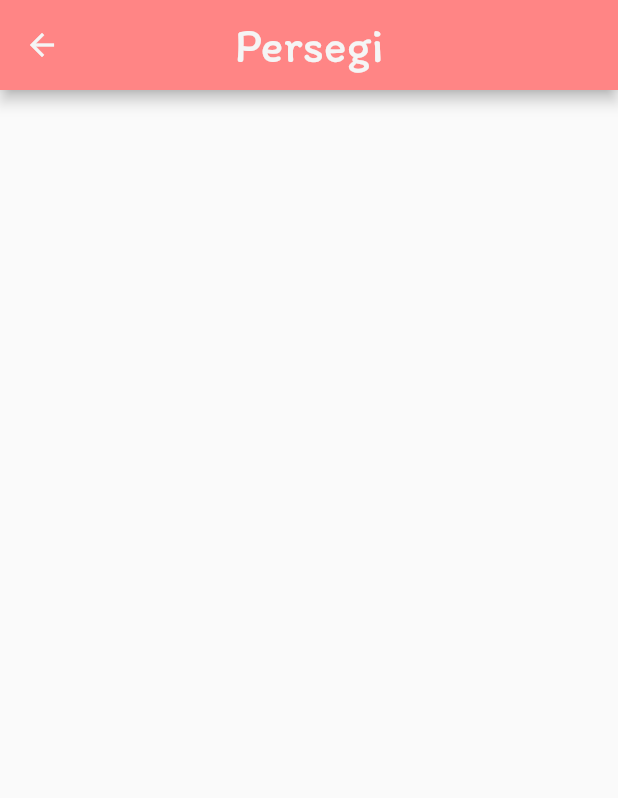
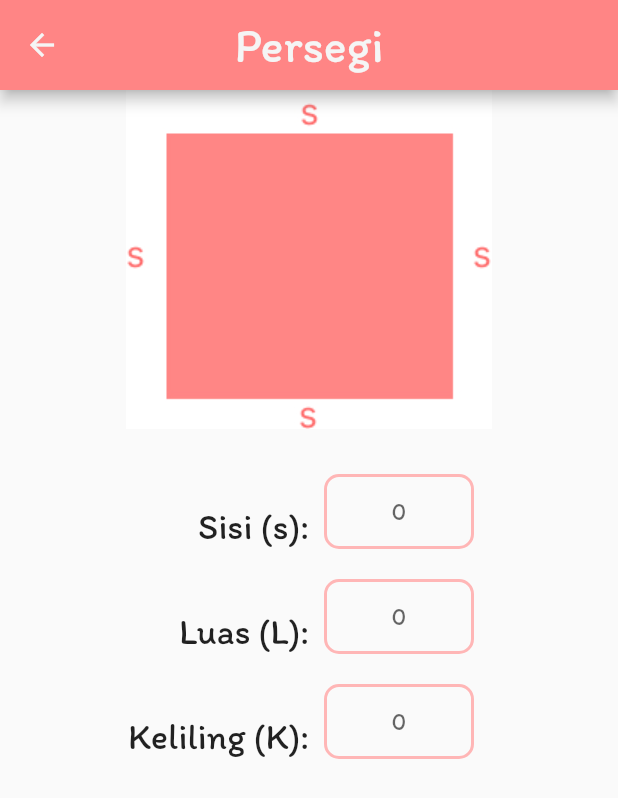
Before and after one commit to DhaniAM/Flutter-hitung-2D, a Flutter app: the screen it shows after launch, after a tap on "Persegi", on a phone screen of 412 x 824 dp. Shown: the top 798 px of the screen. Run offline on Flutter 3.47's test engine with Material 2 defaults, Android fonts, the phone set to English and light mode, and no system bars.

Commit message:
added persegi content but not finished yet

```diff
--- a/lib/page/belah_ketupat_page.dart
+++ b/lib/page/belah_ketupat_page.dart
@@ -2,7 +2,8 @@ import 'package:flutter/material.dart';
 import 'package:hitung_2d/common/constants.dart';
 
 class BelahKetupatPage extends StatelessWidget {
-  const BelahKetupatPage({super.key});
+  final String geometryImgDetail;
+  const BelahKetupatPage({super.key, required this.geometryImgDetail});
 
   @override
   Widget build(BuildContext context) {
--- a/lib/page/home_page.dart
+++ b/lib/page/home_page.dart
@@ -41,34 +41,42 @@ class HomePage extends StatelessWidget {
           GeometryTile(
             geometryName: 'Persegi',
             geometryImg: 'assets/img/persegi.jpg',
+            geometryImgDetail: 'assets/img/persegi-detail.jpg',
           ),
           GeometryTile(
             geometryName: 'Persegi Panjang',
             geometryImg: 'assets/img/persegi-panjang.jpg',
+            geometryImgDetail: 'assets/img/persegi-detail.jpg',
           ),
           GeometryTile(
             geometryName: 'Segitiga',
             geometryImg: 'assets/img/segitiga.jpg',
+            geometryImgDetail: 'assets/img/persegi-panjang-detail.jpg',
           ),
           GeometryTile(
             geometryName: 'Lingkaran',
             geometryImg: 'assets/img/lingkaran.jpg',
+            geometryImgDetail: 'assets/img/lingkaran-detail.jpg',
           ),
           GeometryTile(
             geometryName: 'Jajar Genjang',
             geometryImg: 'assets/img/jajar-genjang.jpg',
+            geometryImgDetail: 'assets/img/jajar-genjang-detail.jpg',
           ),
           GeometryTile(
             geometryName: 'Trapesium',
             geometryImg: 'assets/img/trapesium.jpg',
+            geometryImgDetail: 'assets/img/trapesium-detail.jpg',
           ),
           GeometryTile(
             geometryName: 'Belah Ketupat',
             geometryImg: 'assets/img/belah-ketupat.jpg',
+            geometryImgDetail: 'assets/img/belah-ketupat-detail.jpg',
           ),
           GeometryTile(
             geometryName: 'Layang-Layang',
             geometryImg: 'assets/img/layang-layang.jpg',
+            geometryImgDetail: 'assets/img/layang-layang-detail.jpg',
           ),
         ],
       ),
--- a/lib/page/jajar_genjang_page.dart
+++ b/lib/page/jajar_genjang_page.dart
@@ -2,7 +2,8 @@ import 'package:flutter/material.dart';
 import 'package:hitung_2d/common/constants.dart';
 
 class JajarGenjangPage extends StatelessWidget {
-  const JajarGenjangPage({super.key});
+  final String geometryImgDetail;
+  const JajarGenjangPage({super.key, required this.geometryImgDetail});
 
   @override
   Widget build(BuildContext context) {
--- a/lib/page/layang_layang_page.dart
+++ b/lib/page/layang_layang_page.dart
@@ -2,7 +2,8 @@ import 'package:flutter/material.dart';
 import 'package:hitung_2d/common/constants.dart';
 
 class LayangLayangPage extends StatelessWidget {
-  const LayangLayangPage({super.key});
+  final String geometryImgDetail;
+  const LayangLayangPage({super.key, required this.geometryImgDetail});
 
   @override
   Widget build(BuildContext context) {
--- a/lib/page/lingkaran_page.dart
+++ b/lib/page/lingkaran_page.dart
@@ -2,7 +2,8 @@ import 'package:flutter/material.dart';
 import 'package:hitung_2d/common/constants.dart';
 
 class LingkaranPage extends StatelessWidget {
-  const LingkaranPage({super.key});
+  final String geometryImgDetail;
+  const LingkaranPage({super.key, required this.geometryImgDetail});
 
   @override
   Widget build(BuildContext context) {
--- a/lib/page/persegi_page.dart
+++ b/lib/page/persegi_page.dart
@@ -1,8 +1,10 @@
 import 'package:flutter/material.dart';
 import 'package:hitung_2d/common/constants.dart';
+import 'package:hitung_2d/widget/input_field.dart';
 
 class PersegiPage extends StatelessWidget {
-  const PersegiPage({Key? key}) : super(key: key);
+  final String geometryImgDetail;
+  const PersegiPage({Key? key, required this.geometryImgDetail}) : super(key: key);
 
   @override
   Widget build(BuildContext context) {
@@ -17,6 +19,79 @@ class PersegiPage extends StatelessWidget {
         backgroundColor: myRed,
         foregroundColor: myWhite,
       ),
+      body: SingleChildScrollView(
+        child: Center(
+          child: Column(
+            crossAxisAlignment: CrossAxisAlignment.center,
+            children: <Widget>[
+              Image(
+                image: AssetImage(geometryImgDetail),
+              ),
+              const SizedBox(
+                height: 30,
+              ),
+              Row(
+                mainAxisAlignment: MainAxisAlignment.center,
+                children: <Widget>[
+                  Expanded(
+                    child: Column(
+                      crossAxisAlignment: CrossAxisAlignment.end,
+                      children: const <Widget>[
+                        SizedBox(
+                          height: 70,
+                          child: Align(
+                            alignment: Alignment.centerRight,
+                            child: Text(
+                              'Sisi (s):',
+                              style: TextStyle(
+                                fontSize: 24,
+                              ),
+                            ),
+                          ),
+                        ),
+                        SizedBox(
+                          height: 70,
+                          child: Align(
+                            alignment: Alignment.centerRight,
+                            child: Text(
+                              'Luas (L):',
+                              style: TextStyle(
+                                fontSize: 24,
+                              ),
+                            ),
+                          ),
+                        ),
+                        SizedBox(
+                          height: 70,
+                          child: Align(
+                            alignment: Alignment.centerRight,
+                            child: Text(
+                              'Keliling (K):',
+                              style: TextStyle(
+                                fontSize: 24,
+                              ),
+                            ),
+                          ),
+                        ),
+                      ],
+                    ),
+                  ),
+                  Expanded(
+                    child: Column(
+                      crossAxisAlignment: CrossAxisAlignment.start,
+                      children: const <Widget>[
+                        InputField(),
+                        InputField(),
+                        InputField(),
+                      ],
+                    ),
+                  ),
+                ],
+              )
+            ],
+          ),
+        ),
+      ),
     );
   }
 }
--- a/lib/page/persegi_panjang_page.dart
+++ b/lib/page/persegi_panjang_page.dart
@@ -2,7 +2,8 @@ import 'package:flutter/material.dart';
 import 'package:hitung_2d/common/constants.dart';
 
 class PersegiPanjangPage extends StatelessWidget {
-  const PersegiPanjangPage({super.key});
+  final String geometryImgDetail;
+  const PersegiPanjangPage({super.key, required this.geometryImgDetail});
 
   @override
   Widget build(BuildContext context) {
--- a/lib/page/segitiga_page.dart
+++ b/lib/page/segitiga_page.dart
@@ -2,7 +2,8 @@ import 'package:flutter/material.dart';
 import 'package:hitung_2d/common/constants.dart';
 
 class SegitigaPage extends StatelessWidget {
-  const SegitigaPage({super.key});
+  final String geometryImgDetail;
+  const SegitigaPage({super.key, required this.geometryImgDetail});
 
   @override
   Widget build(BuildContext context) {
--- a/lib/page/trapesium_page.dart
+++ b/lib/page/trapesium_page.dart
@@ -2,7 +2,8 @@ import 'package:flutter/material.dart';
 import 'package:hitung_2d/common/constants.dart';
 
 class TrapesiumPage extends StatelessWidget {
-  const TrapesiumPage({super.key});
+  final String geometryImgDetail;
+  const TrapesiumPage({super.key, required this.geometryImgDetail});
 
   @override
   Widget build(BuildContext context) {
--- a/lib/widget/geometry_tile.dart
+++ b/lib/widget/geometry_tile.dart
@@ -11,9 +11,14 @@ import 'package:hitung_2d/page/trapesium_page.dart';
 
 class GeometryTile extends StatelessWidget {
   final String geometryName;
+  final String geometryImgDetail;
   final String geometryImg;
-  const GeometryTile({Key? key, required this.geometryName, required this.geometryImg})
-      : super(key: key);
+  const GeometryTile({
+    Key? key,
+    required this.geometryName,
+    required this.geometryImg,
+    required this.geometryImgDetail,
+  }) : super(key: key);
 
   @override
   Widget build(BuildContext context) {
@@ -24,21 +29,21 @@ class GeometryTile extends StatelessWidget {
             builder: (context) {
               switch (geometryName) {
                 case 'Persegi':
-                  return const PersegiPage();
+                  return PersegiPage(geometryImgDetail: geometryImgDetail);
                 case 'Persegi Panjang':
-                  return const PersegiPanjangPage();
+                  return PersegiPanjangPage(geometryImgDetail: geometryImgDetail);
                 case 'Segitiga':
-                  return const SegitigaPage();
+                  return SegitigaPage(geometryImgDetail: geometryImgDetail);
                 case 'Lingkaran':
-                  return const LingkaranPage();
+                  return LingkaranPage(geometryImgDetail: geometryImgDetail);
                 case 'Jajar Genjang':
-                  return const JajarGenjangPage();
+                  return JajarGenjangPage(geometryImgDetail: geometryImgDetail);
                 case 'Trapesium':
-                  return const TrapesiumPage();
+                  return TrapesiumPage(geometryImgDetail: geometryImgDetail);
                 case 'Belah Ketupat':
-                  return const BelahKetupatPage();
+                  return BelahKetupatPage(geometryImgDetail: geometryImgDetail);
                 case 'Layang-Layang':
-                  return const LayangLayangPage();
+                  return LayangLayangPage(geometryImgDetail: geometryImgDetail);
               }
               return const Center(
                 child: Text('Error'),
--- /dev/null
+++ b/lib/widget/input_field.dart
@@ -0,0 +1,34 @@
+import 'package:flutter/material.dart';
+import 'package:hitung_2d/common/constants.dart';
+
+class InputField extends StatelessWidget {
+  const InputField({super.key});
+
+  @override
+  Widget build(BuildContext context) {
+    return const Padding(
+      padding: EdgeInsets.only(bottom: 20, left: 10),
+      child: Expanded(
+        child: SizedBox(
+          width: 100,
+          height: 50,
+          child: TextField(
+            textAlign: TextAlign.center,
+            textAlignVertical: TextAlignVertical(y: 1),
+            decoration: InputDecoration(
+              focusedBorder: OutlineInputBorder(
+                borderSide: BorderSide(color: myCyan, width: 2),
+                borderRadius: BorderRadius.all(Radius.circular(10)),
+              ),
+              enabledBorder: OutlineInputBorder(
+                borderSide: BorderSide(color: myLightPink, width: 2),
+                borderRadius: BorderRadius.all(Radius.circular(10)),
+              ),
+              hintText: '0',
+            ),
+          ),
+        ),
+      ),
+    );
+  }
+}
```
